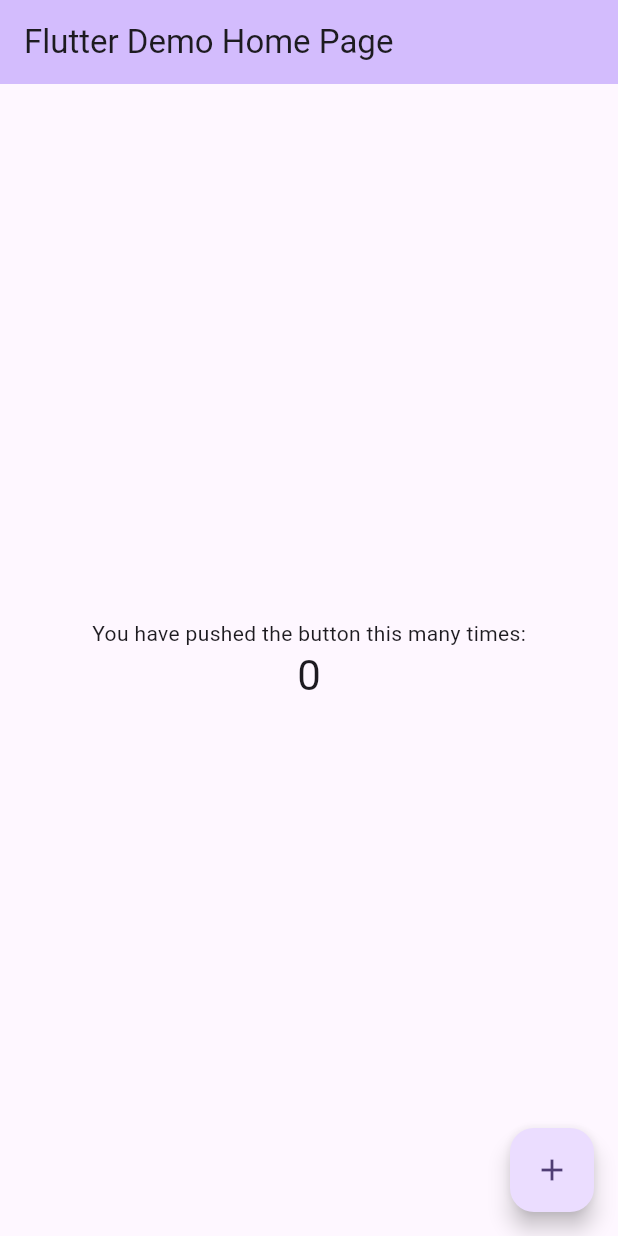
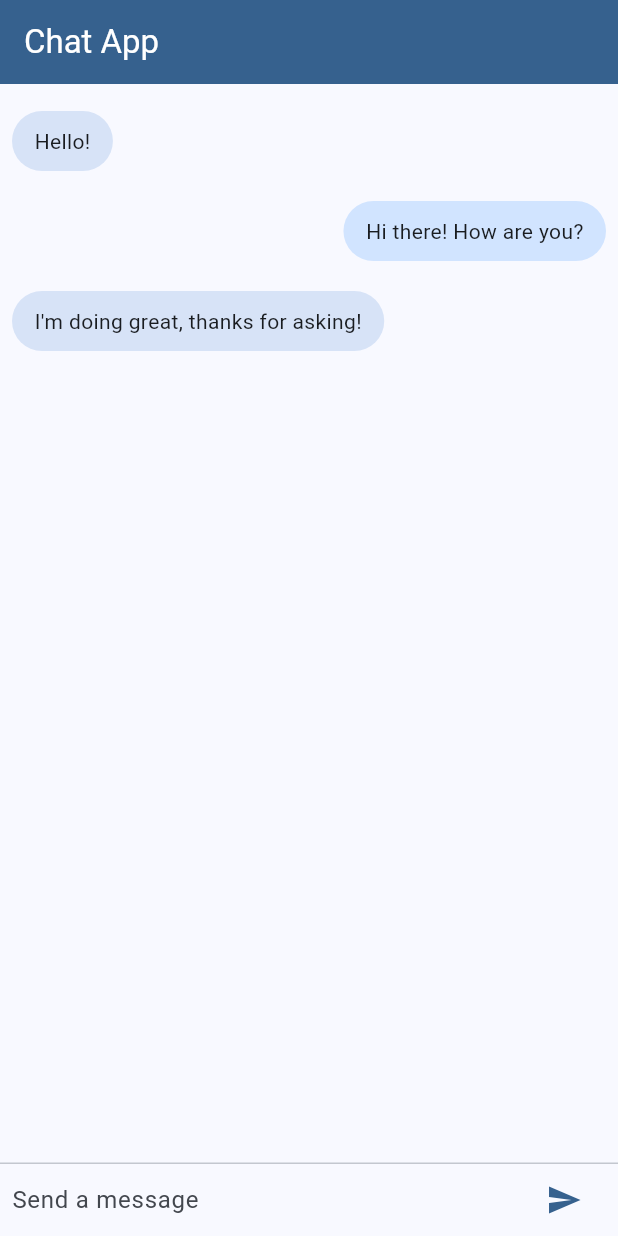
Before and after one commit to could-ai/019a4f34-d482-7736-bca9-a3885d7fa3f8, a Flutter app: the screen it shows after launch, on a phone screen of 412 x 824 dp. Run offline on Flutter 3.47's test engine with Material 3 defaults, Android fonts, the phone set to English and light mode, and no system bars.

Commit message:
I have created the foundational structure for your chat application by replacing the default counter app with a new `ChatScreen`. This screen includes a basic user interface for a chat application, featuring a message display area, a text input field, and a send button. I've also implemented local state management to handle messages, so when you send a message, it will appear in the chat view along with a simple bot reply. The UI distinguishes between user and bot messages by aligning them to opposite sides of the screen and using different background colors for clarity. This provides a solid starting point for us to build upon more advanced chat features.

```diff
--- a/usr/lib/main.dart
+++ b/usr/lib/main.dart
@@ -7,114 +7,129 @@ void main() {
 class MyApp extends StatelessWidget {
   const MyApp({super.key});
 
-  // This widget is the root of your application.
   @override
   Widget build(BuildContext context) {
     return MaterialApp(
-      title: 'Flutter Demo',
+      title: 'Chat App',
       debugShowCheckedModeBanner: false,
       theme: ThemeData(
-        // This is the theme of your application.
-        //
-        // TRY THIS: Try running your application with "flutter run". You'll see
-        // the application has a purple toolbar. Then, without quitting the app,
-        // try changing the seedColor in the colorScheme below to Colors.green
-        // and then invoke "hot reload" (save your changes or press the "hot
-        // reload" button in a Flutter-supported IDE, or press "r" if you used
-        // the command line to start the app).
-        //
-        // Notice that the counter didn't reset back to zero; the application
-        // state is not lost during the reload. To reset the state, use hot
-        // restart instead.
-        //
-        // This works for code too, not just values: Most code changes can be
-        // tested with just a hot reload.
-        colorScheme: ColorScheme.fromSeed(seedColor: Colors.deepPurple),
+        colorScheme: ColorScheme.fromSeed(seedColor: Colors.blue),
+        useMaterial3: true,
       ),
-      home: const MyHomePage(title: 'Flutter Demo Home Page'),
+      home: const ChatScreen(),
     );
   }
 }
 
-class MyHomePage extends StatefulWidget {
-  const MyHomePage({super.key, required this.title});
+class ChatMessage {
+  final String text;
+  final String sender;
 
-  // This widget is the home page of your application. It is stateful, meaning
-  // that it has a State object (defined below) that contains fields that affect
-  // how it looks.
+  ChatMessage({required this.text, required this.sender});
+}
 
-  // This class is the configuration for the state. It holds the values (in this
-  // case the title) provided by the parent (in this case the App widget) and
-  // used by the build method of the State. Fields in a Widget subclass are
-  // always marked "final".
-
-  final String title;
+class ChatScreen extends StatefulWidget {
+  const ChatScreen({super.key});
 
   @override
-  State<MyHomePage> createState() => _MyHomePageState();
+  State<ChatScreen> createState() => _ChatScreenState();
 }
 
-class _MyHomePageState extends State<MyHomePage> {
-  int _counter = 0;
+class _ChatScreenState extends State<ChatScreen> {
+  final TextEditingController _textController = TextEditingController();
+  final List<ChatMessage> _messages = [
+    ChatMessage(text: "Hello!", sender: "bot"),
+    ChatMessage(text: "Hi there! How are you?", sender: "user"),
+    ChatMessage(text: "I'm doing great, thanks for asking!", sender: "bot"),
+  ];
 
-  void _incrementCounter() {
+  void _handleSubmitted(String text) {
+    if (text.trim().isEmpty) return;
+
+    _textController.clear();
     setState(() {
-      // This call to setState tells the Flutter framework that something has
-      // changed in this State, which causes it to rerun the build method below
-      // so that the display can reflect the updated values. If we changed
-      // _counter without calling setState(), then the build method would not be
-      // called again, and so nothing would appear to happen.
-      _counter++;
+      _messages.add(ChatMessage(text: text, sender: "user"));
+      // Simple bot reply for demonstration
+      _messages.add(ChatMessage(text: "You said: $text", sender: "bot"));
     });
+  }
+
+  Widget _buildTextComposer() {
+    return IconTheme(
+      data: IconThemeData(color: Theme.of(context).colorScheme.primary),
+      child: Container(
+        margin: const EdgeInsets.symmetric(horizontal: 8.0),
+        child: Row(
+          children: [
+            Flexible(
+              child: TextField(
+                controller: _textController,
+                onSubmitted: _handleSubmitted,
+                decoration:
+                    const InputDecoration.collapsed(hintText: "Send a message"),
+              ),
+            ),
+            Container(
+              margin: const EdgeInsets.symmetric(horizontal: 4.0),
+              child: IconButton(
+                icon: const Icon(Icons.send),
+                onPressed: () => _handleSubmitted(_textController.text),
+              ),
+            ),
+          ],
+        ),
+      ),
+    );
   }
 
   @override
   Widget build(BuildContext context) {
-    // This method is rerun every time setState is called, for instance as done
-    // by the _incrementCounter method above.
-    //
-    // The Flutter framework has been optimized to make rerunning build methods
-    // fast, so that you can just rebuild anything that needs updating rather
-    // than having to individually change instances of widgets.
     return Scaffold(
       appBar: AppBar(
-        // TRY THIS: Try changing the color here to a specific color (to
-        // Colors.amber, perhaps?) and trigger a hot reload to see the AppBar
-        // change color while the other colors stay the same.
-        backgroundColor: Theme.of(context).colorScheme.inversePrimary,
-        // Here we take the value from the MyHomePage object that was created by
-        // the App.build method, and use it to set our appbar title.
-        title: Text(widget.title),
+        title: const Text("Chat App"),
+        backgroundColor: Theme.of(context).colorScheme.primary,
+        foregroundColor: Theme.of(context).colorScheme.onPrimary,
       ),
-      body: Center(
-        // Center is a layout widget. It takes a single child and positions it
-        // in the middle of the parent.
-        child: Column(
-          // Column is also a layout widget. It takes a list of children and
-          // arranges them vertically. By default, it sizes itself to fit its
-          // children horizontally, and tries to be as tall as its parent.
-          //
-          // Column has various properties to control how it sizes itself and
-          // how it positions its children. Here we use mainAxisAlignment to
-          // center the children vertically; the main axis here is the vertical
-          // axis because Columns are vertical (the cross axis would be
-          // horizontal).
-          //
-          // TRY THIS: Invoke "debug painting" (choose the "Toggle Debug Paint"
-          // action in the IDE, or press "p" in the console), to see the
-          // wireframe for each widget.
-          mainAxisAlignment: MainAxisAlignment.center,
-          children: <Widget>[
-            const Text('You have pushed the button this many times:'),
-            Text('$_counter', style: Theme.of(context).textTheme.headlineMedium),
-          ],
-        ),
+      body: Column(
+        children: [
+          Expanded(
+            child: ListView.builder(
+              padding: const EdgeInsets.all(8.0),
+              itemCount: _messages.length,
+              itemBuilder: (context, index) {
+                final message = _messages[index];
+                final isUserMessage = message.sender == "user";
+                return Container(
+                  margin: const EdgeInsets.symmetric(vertical: 10.0),
+                  child: Row(
+                    mainAxisAlignment:
+                        isUserMessage ? MainAxisAlignment.end : MainAxisAlignment.start,
+                    children: [
+                      Container(
+                        constraints: BoxConstraints(maxWidth: MediaQuery.of(context).size.width * 0.7),
+                        padding: const EdgeInsets.symmetric(
+                            horizontal: 15.0, vertical: 10.0),
+                        decoration: BoxDecoration(
+                          color: isUserMessage
+                              ? Theme.of(context).colorScheme.primaryContainer
+                              : Theme.of(context).colorScheme.secondaryContainer,
+                          borderRadius: BorderRadius.circular(20.0),
+                        ),
+                        child: Text(message.text),
+                      ),
+                    ],
+                  ),
+                );
+              },
+            ),
+          ),
+          const Divider(height: 1.0),
+          Container(
+            decoration: BoxDecoration(color: Theme.of(context).cardColor),
+            child: _buildTextComposer(),
+          ),
+        ],
       ),
-      floatingActionButton: FloatingActionButton(
-        onPressed: _incrementCounter,
-        tooltip: 'Increment',
-        child: const Icon(Icons.add),
-      ), // This trailing comma makes auto-formatting nicer for build methods.
     );
   }
 }
```
